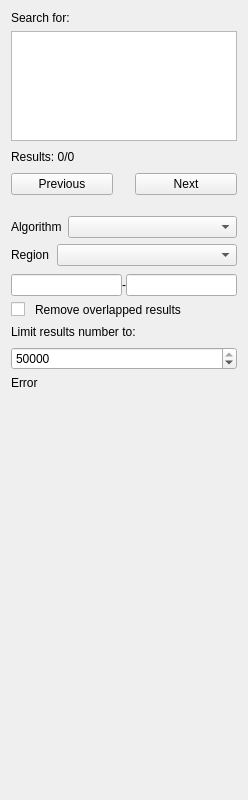
The window that implementations/ugene/src/corelibs/U2View/src/ov_msa/find_pattern/FindPatternMsaForm.ui (r-barnes/sw_comparison) describes before a commit, drawn with Qt 5.
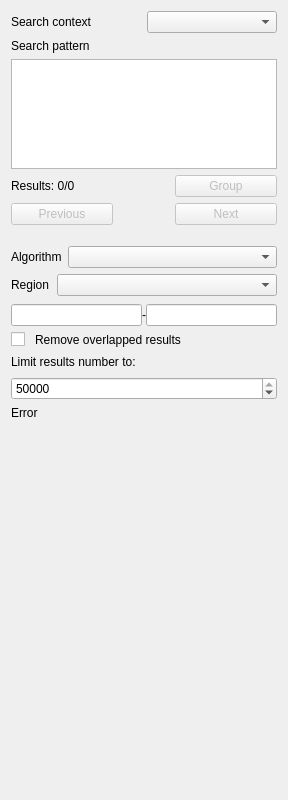
The same window after the commit.

```diff
--- a/implementations/ugene/src/corelibs/U2View/src/ov_msa/find_pattern/FindPatternMsaForm.ui
+++ b/implementations/ugene/src/corelibs/U2View/src/ov_msa/find_pattern/FindPatternMsaForm.ui
@@ -6,7 +6,7 @@
    <rect>
     <x>0</x>
     <y>0</y>
-    <width>248</width>
+    <width>288</width>
     <height>800</height>
    </rect>
   </property>
@@ -24,24 +24,26 @@
   </property>
   <layout class="QVBoxLayout" name="verticalLayout">
    <item>
-    <widget class="QLabel" name="searchForLabel">
-     <property name="sizePolicy">
-      <sizepolicy hsizetype="Minimum" vsizetype="Fixed">
-       <horstretch>0</horstretch>
-       <verstretch>0</verstretch>
-      </sizepolicy>
-     </property>
-     <property name="minimumSize">
-      <size>
-       <width>50</width>
-       <height>0</height>
-      </size>
-     </property>
+    <layout class="QHBoxLayout" name="searchContextLayout">
+     <item>
+      <widget class="QLabel" name="searchContextLabel">
+       <property name="text">
+        <string>Search context</string>
+       </property>
+       <property name="textFormat">
+        <enum>Qt::PlainText</enum>
+       </property>
+      </widget>
+     </item>
+     <item>
+      <widget class="QComboBox" name="searchContextComboBox"/>
+     </item>
+    </layout>
+   </item>
+   <item>
+    <widget class="QLabel" name="label_3">
      <property name="text">
-      <string>Search for:</string>
-     </property>
-     <property name="wordWrap">
-      <bool>false</bool>
+      <string>Search pattern</string>
      </property>
     </widget>
    </item>
@@ -111,28 +113,34 @@
        </property>
       </spacer>
      </item>
-    </layout>
-   </item>
-   <item>
-    <layout class="QHBoxLayout" name="horizontalLayout_3">
      <item>
-      <spacer name="horizontalSpacer_3">
-       <property name="orientation">
-        <enum>Qt::Horizontal</enum>
+      <widget class="QPushButton" name="groupResultsButton">
+       <property name="enabled">
+        <bool>false</bool>
        </property>
-       <property name="sizeType">
-        <enum>QSizePolicy::MinimumExpanding</enum>
-       </property>
-       <property name="sizeHint" stdset="0">
+       <property name="minimumSize">
         <size>
-         <width>0</width>
-         <height>20</height>
+         <width>102</width>
+         <height>0</height>
         </size>
        </property>
-      </spacer>
+       <property name="toolTip">
+        <string>Group result sequences in the alignment</string>
+       </property>
+       <property name="text">
+        <string>Group</string>
+       </property>
+      </widget>
      </item>
+    </layout>
+   </item>
+   <item>
+    <layout class="QHBoxLayout" name="prevNextButtonsLayout">
      <item>
       <widget class="QPushButton" name="prevPushButton">
+       <property name="enabled">
+        <bool>false</bool>
+       </property>
        <property name="sizePolicy">
         <sizepolicy hsizetype="Fixed" vsizetype="Fixed">
          <horstretch>0</horstretch>
@@ -160,7 +168,7 @@
       </widget>
      </item>
      <item>
-      <spacer name="horizontalSpacer_2">
+      <spacer name="prevNextButtonsSpacer">
        <property name="orientation">
         <enum>Qt::Horizontal</enum>
        </property>
@@ -169,7 +177,7 @@
        </property>
        <property name="sizeHint" stdset="0">
         <size>
-         <width>50</width>
+         <width>1000</width>
          <height>20</height>
         </size>
        </property>
@@ -177,6 +185,9 @@
      </item>
      <item>
       <widget class="QPushButton" name="nextPushButton">
+       <property name="enabled">
+        <bool>false</bool>
+       </property>
        <property name="sizePolicy">
         <sizepolicy hsizetype="Fixed" vsizetype="Fixed">
          <horstretch>0</horstretch>
@@ -203,22 +214,6 @@
        </property>
       </widget>
      </item>
-     <item>
-      <spacer name="horizontalSpacer_4">
-       <property name="orientation">
-        <enum>Qt::Horizontal</enum>
-       </property>
-       <property name="sizeType">
-        <enum>QSizePolicy::MinimumExpanding</enum>
-       </property>
-       <property name="sizeHint" stdset="0">
-        <size>
-         <width>0</width>
-         <height>20</height>
-        </size>
-       </property>
-      </spacer>
-     </item>
     </layout>
    </item>
    <item>
```
Left out of the diff: 13 changed lines with no effect on the pictures.
